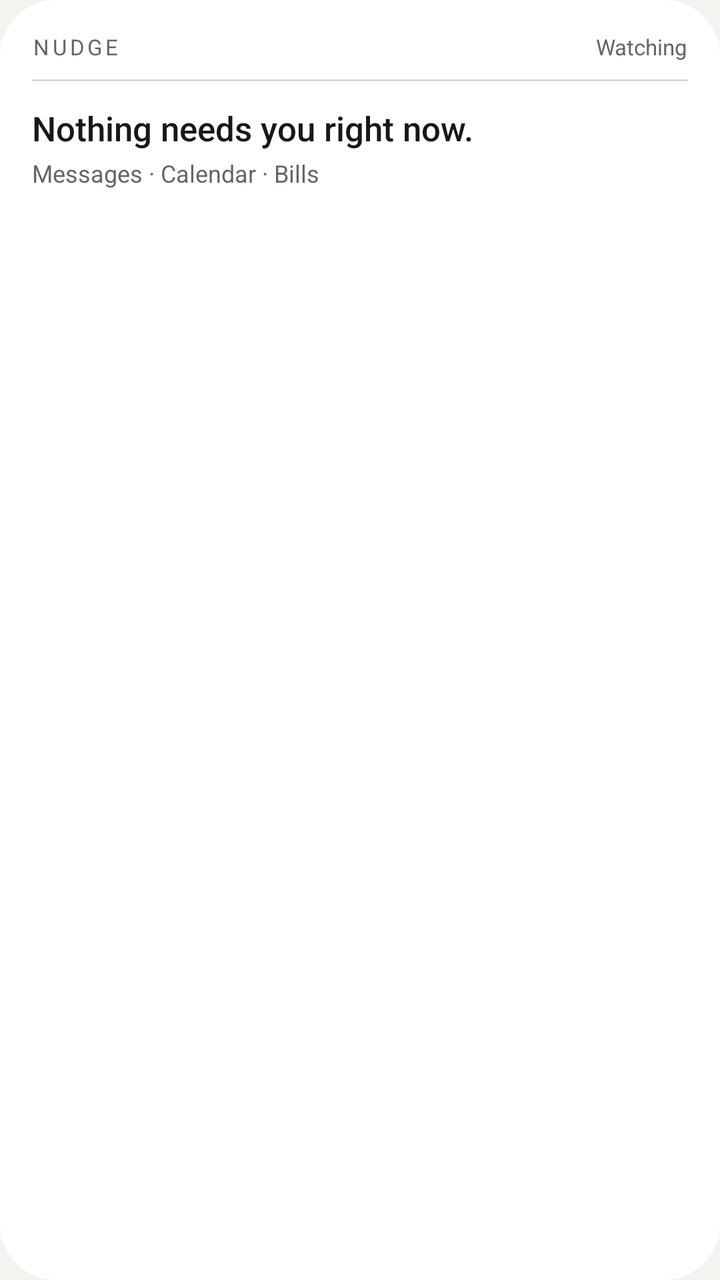
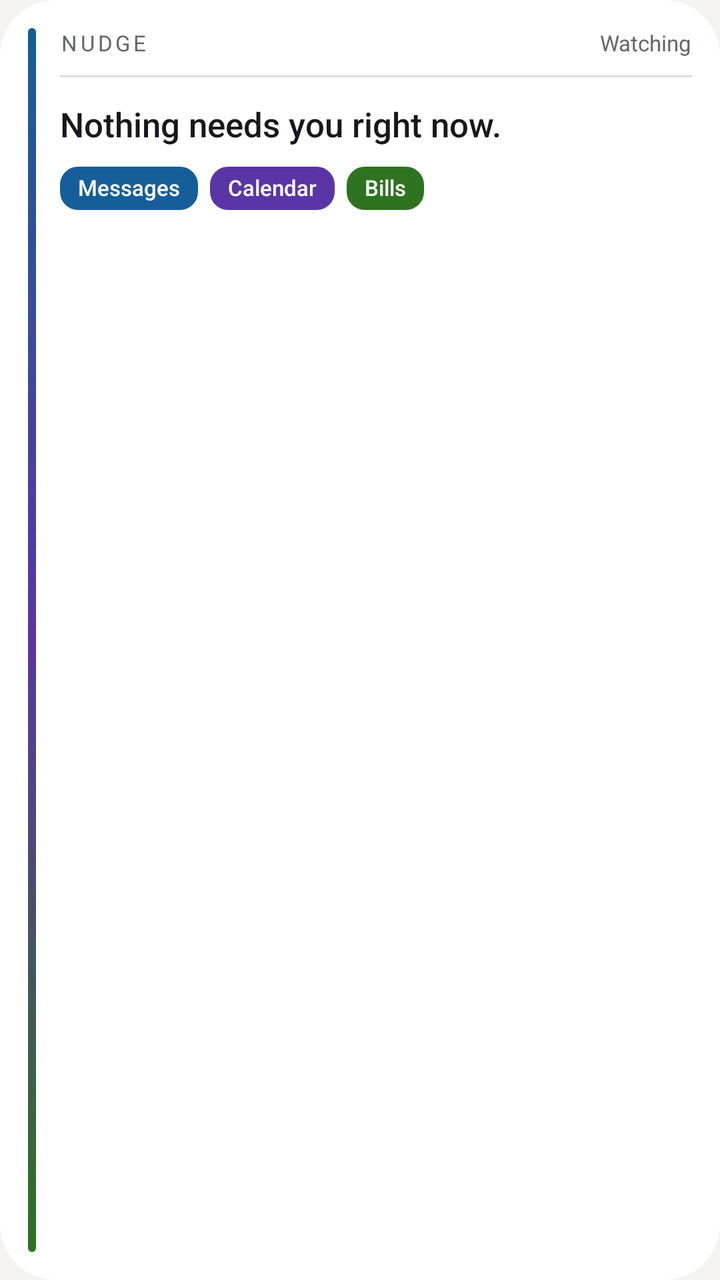

An Android layout rendered at two revisions. The XML below is the earlier revision; the diff shows what the commit changed to produce the second picture.
<!-- AndroidManifest.xml: application theme Theme.Nudge -->
<!-- res/layout/widget.xml -->
<?xml version="1.0" encoding="utf-8"?>
<LinearLayout xmlns:android="http://schemas.android.com/apk/res/android"
    android:id="@+id/widget_root"
    android:layout_width="match_parent"
    android:layout_height="match_parent"
    android:background="@drawable/widget_bg"
    android:orientation="vertical"
    android:padding="16dp">

    <LinearLayout
        android:layout_width="match_parent"
        android:layout_height="wrap_content"
        android:baselineAligned="false"
        android:gravity="center_vertical"
        android:orientation="horizontal">

        <TextView
            android:layout_width="0dp"
            android:layout_height="wrap_content"
            android:layout_weight="1"
            android:letterSpacing="0.14"
            android:maxLines="1"
            android:text="@string/widget_brand"
            android:textColor="@color/widget_dim"
            android:textSize="11sp" />

        <TextView
            android:id="@+id/status_now"
            android:layout_width="wrap_content"
            android:layout_height="wrap_content"
            android:fontFamily="sans-serif-medium"
            android:maxLines="1"
            android:textColor="@color/widget_now"
            android:textSize="11sp"
            android:visibility="gone" />

        <TextView
            android:id="@+id/status_calm"
            android:layout_width="wrap_content"
            android:layout_height="wrap_content"
            android:maxLines="1"
            android:text="@string/widget_watching"
            android:textColor="@color/widget_dim"
            android:textSize="11sp" />
    </LinearLayout>

    <FrameLayout
        android:layout_width="match_parent"
        android:layout_height="1dp"
        android:layout_marginTop="9dp"
        android:background="@color/widget_line" />

    <LinearLayout
        android:id="@+id/calm"
        android:layout_width="match_parent"
        android:layout_height="wrap_content"
        android:layout_marginTop="12dp"
        android:orientation="vertical">

        <TextView
            android:id="@+id/headline"
            android:layout_width="match_parent"
            android:layout_height="wrap_content"
            android:ellipsize="end"
            android:fontFamily="sans-serif-medium"
            android:maxLines="2"
            android:text="@string/widget_calm"
            android:textColor="@color/widget_ink"
            android:textSize="17sp" />

        <TextView
            android:id="@+id/watching"
            android:layout_width="match_parent"
            android:layout_height="wrap_content"
            android:layout_marginTop="3dp"
            android:ellipsize="end"
            android:maxLines="2"
            android:text="@string/widget_sources"
            android:textColor="@color/widget_dim"
            android:textSize="12sp" />
    </LinearLayout>

    <LinearLayout
        android:id="@+id/rows"
        android:layout_width="match_parent"
        android:layout_height="wrap_content"
        android:layout_marginTop="9dp"
        android:orientation="vertical"
        android:visibility="gone" />

    <TextView
        android:id="@+id/more"
        android:layout_width="match_parent"
        android:layout_height="wrap_content"
        android:layout_marginTop="5dp"
        android:maxLines="1"
        android:textColor="@color/widget_dim"
        android:textSize="12sp"
        android:visibility="gone" />
</LinearLayout>
<!-- resources referenced by this layout -->
<resources>
  <color name="widget_dim">#FF63656C</color>
  <color name="widget_ink">#FF17181B</color>
  <color name="widget_line">#FFDDDBD4</color>
  <color name="widget_now">#FF9A5B00</color>
  <!-- drawable widget_bg (drawable) -->
  <?xml version="1.0" encoding="utf-8"?>
  <shape xmlns:android="http://schemas.android.com/apk/res/android"
      android:shape="rectangle">
      <solid android:color="@color/widget_bg" />
      
      <corners android:radius="@android:dimen/system_app_widget_background_radius" />
  </shape>
  <string name="widget_brand">NUDGE</string>
  <string name="widget_calm">Nothing needs you right now.</string>
  <string name="widget_sources">Messages · Calendar · Bills</string>
  <string name="widget_watching">Watching</string>
  <style name="Theme.Nudge" parent="android:Theme.Material.NoActionBar">
          <item name="android:windowBackground">@color/window</item>
          <item name="android:statusBarColor">@android:color/transparent</item>
          <item name="android:navigationBarColor">@android:color/transparent</item>
      </style>
  <color name="widget_bg">#FFFFFFFF</color>
  <color name="window">#F4F3EF</color>
</resources>

<!-- the commit's change to res/layout/widget.xml (unified diff, before → after) -->
@@ -4,97 +4,166 @@
     android:layout_width="match_parent"
     android:layout_height="match_parent"
     android:background="@drawable/widget_bg"
-    android:orientation="vertical"
-    android:padding="16dp">
+    android:baselineAligned="false"
+    android:orientation="horizontal"
+    android:padding="14dp">
+
+    <FrameLayout
+        android:layout_width="4dp"
+        android:layout_height="match_parent"
+        android:layout_marginEnd="12dp"
+        android:background="@drawable/widget_rail" />
 
     <LinearLayout
-        android:layout_width="match_parent"
+        android:layout_width="0dp"
         android:layout_height="wrap_content"
-        android:baselineAligned="false"
-        android:gravity="center_vertical"
-        android:orientation="horizontal">
+        android:layout_weight="1"
+        android:orientation="vertical">
 
-        <TextView
-            android:layout_width="0dp"
+        <LinearLayout
+            android:layout_width="match_parent"
             android:layout_height="wrap_content"
-            android:layout_weight="1"
-            android:letterSpacing="0.14"
-            android:maxLines="1"
-            android:text="@string/widget_brand"
-            android:textColor="@color/widget_dim"
-            android:textSize="11sp" />
+            android:baselineAligned="false"
+            android:gravity="center_vertical"
+            android:orientation="horizontal">
 
-        <TextView
-            android:id="@+id/status_now"
-            android:layout_width="wrap_content"
+            <TextView
+                android:layout_width="0dp"
+                android:layout_height="wrap_content"
+                android:layout_weight="1"
+                android:letterSpacing="0.14"
+                android:maxLines="1"
+                android:text="@string/widget_brand"
+                android:textColor="@color/widget_dim"
+                android:textSize="11sp" />
+
+            <TextView
+                android:id="@+id/status_now"
+                android:layout_width="wrap_content"
+                android:layout_height="wrap_content"
+                android:fontFamily="sans-serif-medium"
+                android:maxLines="1"
+                android:textColor="@color/widget_now"
+                android:textSize="11sp"
+                android:visibility="gone" />
+
+            <TextView
+                android:id="@+id/status_calm"
+                android:layout_width="wrap_content"
+                android:layout_height="wrap_content"
+                android:maxLines="1"
+                android:text="@string/widget_watching"
+                android:textColor="@color/widget_dim"
+                android:textSize="11sp" />
+        </LinearLayout>
+
+        <FrameLayout
+            android:layout_width="match_parent"
+            android:layout_height="1dp"
+            android:layout_marginTop="9dp"
+            android:background="@color/widget_line" />
+
+        <LinearLayout
+            android:id="@+id/calm"
+            android:layout_width="match_parent"
             android:layout_height="wrap_content"
-            android:fontFamily="sans-serif-medium"
-            android:maxLines="1"
-            android:textColor="@color/widget_now"
-            android:textSize="11sp"
+            android:layout_marginTop="12dp"
+            android:orientation="vertical">
+
+            <TextView
+                android:id="@+id/headline"
+                android:layout_width="match_parent"
+                android:layout_height="wrap_content"
+                android:ellipsize="end"
+                android:fontFamily="sans-serif-medium"
+                android:maxLines="2"
+                android:text="@string/widget_calm"
+                android:textColor="@color/widget_ink"
+                android:textSize="17sp" />
+
+            <TextView
+                android:id="@+id/watching"
+                android:layout_width="match_parent"
+                android:layout_height="wrap_content"
+                android:layout_marginTop="3dp"
+                android:ellipsize="end"
+                android:maxLines="2"
+                android:textColor="@color/widget_dim"
+                android:textSize="12sp"
+                android:visibility="gone" />
+
+            <LinearLayout
+                android:id="@+id/chips"
+                android:layout_width="match_parent"
+                android:layout_height="wrap_content"
+                android:layout_marginTop="10dp"
+                android:orientation="horizontal">
+
+                <TextView
+                    android:id="@+id/chip_reply"
+                    android:layout_width="wrap_content"
+                    android:layout_height="wrap_content"
+                    android:layout_marginEnd="6dp"
+                    android:background="@drawable/widget_chip_reply"
+                    android:fontFamily="sans-serif-medium"
+                    android:maxLines="1"
+                    android:paddingLeft="9dp"
+                    android:paddingTop="3dp"
+                    android:paddingRight="9dp"
+                    android:paddingBottom="4dp"
+                    android:text="@string/widget_chip_messages"
+                    android:textColor="@color/widget_bg"
+                    android:textSize="11sp" />
+
+                <TextView
+                    android:id="@+id/chip_leave"
+                    android:layout_width="wrap_content"
+                    android:layout_height="wrap_content"
+                    android:layout_marginEnd="6dp"
+                    android:background="@drawable/widget_chip_leave"
+                    android:fontFamily="sans-serif-medium"
+                    android:maxLines="1"
+                    android:paddingLeft="9dp"
+                    android:paddingTop="3dp"
+                    android:paddingRight="9dp"
+                    android:paddingBottom="4dp"
+                    android:text="@string/widget_chip_calendar"
+                    android:textColor="@color/widget_bg"
+                    android:textSize="11sp" />
+
+                <TextView
+                    android:id="@+id/chip_bill"
+                    android:layout_width="wrap_content"
+                    android:layout_height="wrap_content"
+                    android:background="@drawable/widget_chip_bill"
+                    android:fontFamily="sans-serif-medium"
+                    android:maxLines="1"
+                    android:paddingLeft="9dp"
+                    android:paddingTop="3dp"
+                    android:paddingRight="9dp"
+                    android:paddingBottom="4dp"
+                    android:text="@string/widget_chip_bills"
+                    android:textColor="@color/widget_bg"
+                    android:textSize="11sp" />
+            </LinearLayout>
+        </LinearLayout>
+
+        <LinearLayout
+            android:id="@+id/rows"
+            android:layout_width="match_parent"
+            android:layout_height="wrap_content"
+            android:layout_marginTop="9dp"
+            android:orientation="vertical"
             android:visibility="gone" />
 
         <TextView
-            android:id="@+id/status_calm"
-            android:layout_width="wrap_content"
-            android:layout_height="wrap_content"
-            android:maxLines="1"
-            android:text="@string/widget_watching"
-            android:textColor="@color/widget_dim"
-            android:textSize="11sp" />
-    </LinearLayout>
-
-    <FrameLayout
-        android:layout_width="match_parent"
-        android:layout_height="1dp"
-        android:layout_marginTop="9dp"
-        android:background="@color/widget_line" />
-
-    <LinearLayout
-        android:id="@+id/calm"
-        android:layout_width="match_parent"
-        android:layout_height="wrap_content"
-        android:layout_marginTop="12dp"
-        android:orientation="vertical">
-
-        <TextView
-            android:id="@+id/headline"
+            android:id="@+id/more"
             android:layout_width="match_parent"
             android:layout_height="wrap_content"
-            android:ellipsize="end"
-            android:fontFamily="sans-serif-medium"
-            android:maxLines="2"
-            android:text="@string/widget_calm"
-            android:textColor="@color/widget_ink"
-            android:textSize="17sp" />
-
-        <TextView
-            android:id="@+id/watching"
-            android:layout_width="match_parent"
-            android:layout_height="wrap_content"
-            android:layout_marginTop="3dp"
-            android:ellipsize="end"
-            android:maxLines="2"
-            android:text="@string/widget_sources"
+            android:layout_marginTop="5dp"
+            android:maxLines="1"
             android:textColor="@color/widget_dim"
-            android:textSize="12sp" />
+            android:textSize="12sp"
+            android:visibility="gone" />
     </LinearLayout>
-
-    <LinearLayout
-        android:id="@+id/rows"
-        android:layout_width="match_parent"
-        android:layout_height="wrap_content"
-        android:layout_marginTop="9dp"
-        android:orientation="vertical"
-        android:visibility="gone" />
-
-    <TextView
-        android:id="@+id/more"
-        android:layout_width="match_parent"
-        android:layout_height="wrap_content"
-        android:layout_marginTop="5dp"
-        android:maxLines="1"
-        android:textColor="@color/widget_dim"
-        android:textSize="12sp"
-        android:visibility="gone" />
 </LinearLayout>
<!-- resource entries referenced after the edit -->
@@ -12,15 +12,53 @@
       
       <corners android:radius="@android:dimen/system_app_widget_background_radius" />
   </shape>
+  <!-- drawable widget_chip_bill (drawable) -->
+  <?xml version="1.0" encoding="utf-8"?>
+  <shape xmlns:android="http://schemas.android.com/apk/res/android"
+      android:shape="rectangle">
+      <solid android:color="@color/widget_bill" />
+      <corners android:radius="9dp" />
+  </shape>
+  <!-- drawable widget_chip_leave (drawable) -->
+  <?xml version="1.0" encoding="utf-8"?>
+  <shape xmlns:android="http://schemas.android.com/apk/res/android"
+      android:shape="rectangle">
+      <solid android:color="@color/widget_leave" />
+      <corners android:radius="9dp" />
+  </shape>
+  <!-- drawable widget_chip_reply (drawable) -->
+  <?xml version="1.0" encoding="utf-8"?>
+  <shape xmlns:android="http://schemas.android.com/apk/res/android"
+      android:shape="rectangle">
+      <solid android:color="@color/widget_reply" />
+      <corners android:radius="9dp" />
+  </shape>
+  <!-- drawable widget_rail (drawable) -->
+  <?xml version="1.0" encoding="utf-8"?>
+  <shape xmlns:android="http://schemas.android.com/apk/res/android"
+      android:shape="rectangle">
+      <gradient
+          android:angle="270"
+          android:centerColor="@color/widget_leave"
+          android:endColor="@color/widget_bill"
+          android:startColor="@color/widget_reply"
+          android:type="linear" />
+      <corners android:radius="2dp" />
+  </shape>
   <string name="widget_brand">NUDGE</string>
   <string name="widget_calm">Nothing needs you right now.</string>
-  <string name="widget_sources">Messages · Calendar · Bills</string>
+  <string name="widget_chip_bills">Bills</string>
+  <string name="widget_chip_calendar">Calendar</string>
+  <string name="widget_chip_messages">Messages</string>
   <string name="widget_watching">Watching</string>
   <style name="Theme.Nudge" parent="android:Theme.Material.NoActionBar">
           <item name="android:windowBackground">@color/window</item>
           <item name="android:statusBarColor">@android:color/transparent</item>
           <item name="android:navigationBarColor">@android:color/transparent</item>
       </style>
+  <color name="widget_bill">#FF2E7320</color>
+  <color name="widget_leave">#FF5B35A6</color>
+  <color name="widget_reply">#FF155E99</color>
   <color name="widget_bg">#FFFFFFFF</color>
   <color name="window">#F4F3EF</color>
 </resources>
